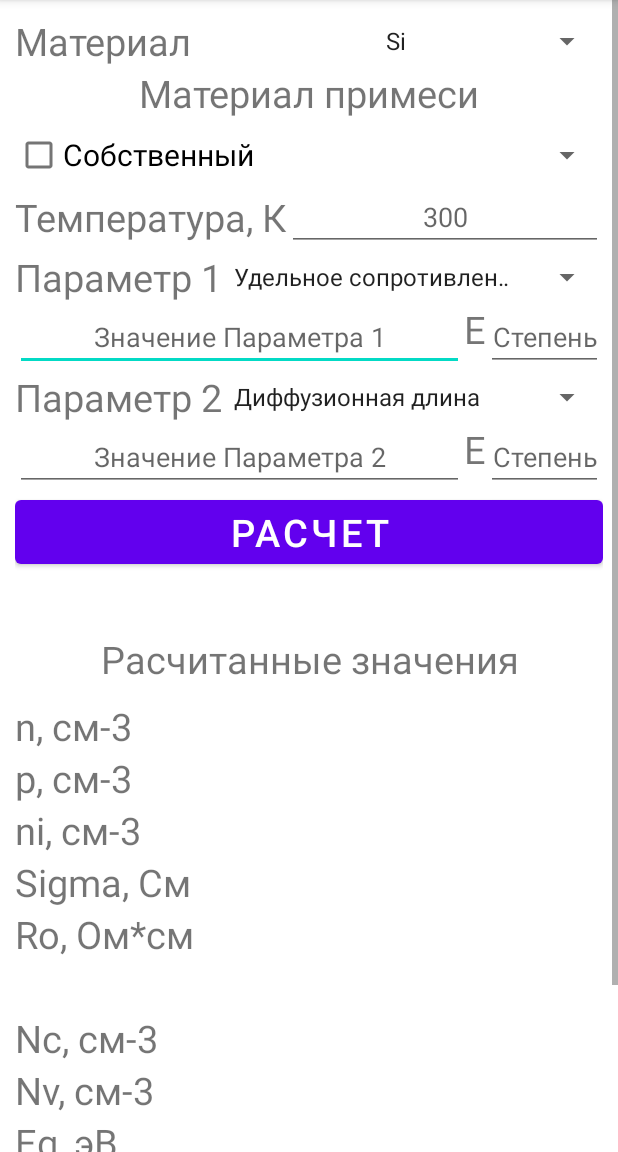
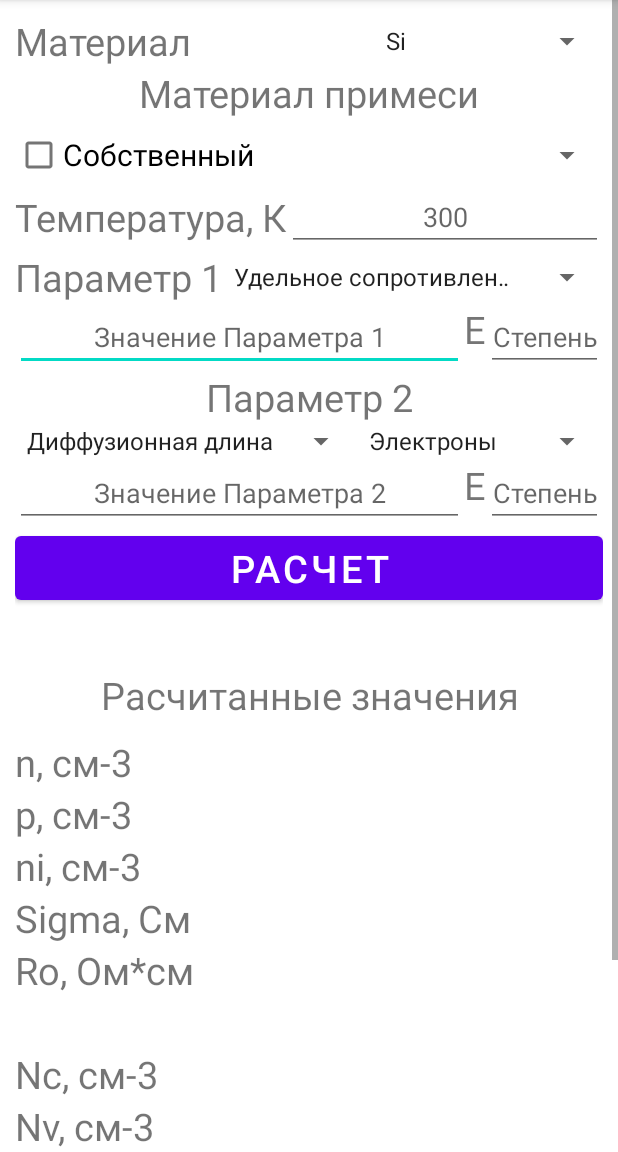
Before and after one commit to GetsSama/SemiParams, an Android app: the Semi_act screen opened directly, with no data from a screen before it, on a phone screen of 412 x 824 dp, the part 84-1236 px from its top. Run offline under Robolectric (Android 15) with nearby library versions, the phone set to English and light mode, and no system bars; 1 statement that could not run was skipped.

Commit message:
First part complete

```diff
--- a/app/src/main/java/com/example/semiparams/Semi_act.java
+++ b/app/src/main/java/com/example/semiparams/Semi_act.java
@@ -26,10 +26,11 @@ public class Semi_act extends AppCompatActivity
     String GetType, LastChoise, Doping;
     String[] Param1 = {"Удельное сопротивление", "Проводимость", "Концентрация примеси"};
     String[] Param2 = {"Диффузионная длина", "Время жизни"};
+    String[] carType = {"Электроны", "Дырки"};
     MaterialParams MaterialParams;
     TextView dopant;
 
-    String SpinnerChoiseThree, SpinnerChoiseFoure;
+    String SpinnerChoiseThree, SpinnerChoiseFoure, SpinnerChoiseFive;
     double Temp, ParametrOne, ParametrTwo, PowerOne, PowerTwo, Nc, Nv, ni, Conc;
     boolean flag;
     String intr = "Собственный";
@@ -133,10 +134,14 @@ public class Semi_act extends AppCompatActivity
 
             @Override
             public void onTextChanged(CharSequence s, int start, int before, int count) {
-                if (s.length()!=0)
+                try
+                {
                     PowerOne = Double.parseDouble(s.toString());
-                else
+                }
+                catch (NullPointerException|NumberFormatException e)
+                {
                     PowerOne = 0;
+                }
             }
 
             @Override
@@ -152,10 +157,14 @@ public class Semi_act extends AppCompatActivity
 
             @Override
             public void onTextChanged(CharSequence s, int start, int before, int count) {
-                if (s.length()!=0)
+                try
+                {
                     PowerTwo = Double.parseDouble(s.toString());
-                else
+                }
+                catch (NullPointerException|NumberFormatException e)
+                {
                     PowerTwo = 0;
+                }
             }
 
             @Override
@@ -164,23 +173,27 @@ public class Semi_act extends AppCompatActivity
             }
         });
 
-        //Создаю 4 спиннера
+        //Создаю спиннеры
         Spinner mater = (Spinner) findViewById(R.id.mater);
         Spinner TypeOfCond = (Spinner) findViewById(R.id.conduction);
         Spinner ParamOne = (Spinner) findViewById(R.id.param1);
         Spinner ParamTwo = (Spinner) findViewById(R.id.param2);
+        Spinner CarrierType = (Spinner)findViewById(R.id.carrierType);
         //Добаляю адаптеры для спиннеров
         ArrayAdapter<String> adapter_material = new ArrayAdapter<String>(this, android.R.layout.simple_spinner_item, material);
         ArrayAdapter<String> adapter_param1 = new ArrayAdapter<String>(this, android.R.layout.simple_spinner_item, Param1);
         ArrayAdapter<String> adapter_param2 = new ArrayAdapter<String>(this, android.R.layout.simple_spinner_item, Param2);
+        ArrayAdapter<String> adapter_carier = new ArrayAdapter<String>(this, android.R.layout.simple_spinner_item, carType);
         //Настраиваю адаптеры
         adapter_material.setDropDownViewResource(android.R.layout.simple_spinner_dropdown_item);
         adapter_param1.setDropDownViewResource(android.R.layout.simple_spinner_dropdown_item);
         adapter_param2.setDropDownViewResource(android.R.layout.simple_spinner_dropdown_item);
+        adapter_carier.setDropDownViewResource(android.R.layout.simple_spinner_dropdown_item);
         //Адаптирую спиннеры
         mater.setAdapter(adapter_material);
         ParamOne.setAdapter(adapter_param1);
         ParamTwo.setAdapter(adapter_param2);
+        CarrierType.setAdapter(adapter_carier);
         //Спиннер для примесей, динамически изменяется
         ArrayAdapter<String> adapter_type = new ArrayAdapter<String>(this, android.R.layout.simple_spinner_item, Type);
         adapter_type.setDropDownViewResource(android.R.layout.simple_spinner_dropdown_item);
@@ -199,9 +212,10 @@ public class Semi_act extends AppCompatActivity
                         Type.clear();
                         Type.addAll(MaterialParams.getDopings());
                         adapter_type.notifyDataSetChanged();
-                        break;
+                    break;
+
                     case R.id.param1:
-                        switch ((String) adapterView.getItemAtPosition(position))
+                        switch (ItemText)
                         {
                             case "Удельное сопротивление":
                                 SpinnerChoiseThree = "Resist";
@@ -215,9 +229,10 @@ public class Semi_act extends AppCompatActivity
                             default:
                                 SpinnerChoiseThree = "Resist";
                         };
-                        break;
+                    break;
+
                     case R.id.param2:
-                        switch ((String) adapterView.getItemAtPosition(position))
+                        switch (ItemText)
                         {
                             case "Диффузионная длина":
                                 SpinnerChoiseFoure = "Lenght";
@@ -232,7 +247,19 @@ public class Semi_act extends AppCompatActivity
                             dinamic.setText("Tau, с");
                         else
                             dinamic.setText("L, см");
-                        break;
+                    break;
+
+                    case R.id.carrierType:
+                        switch (ItemText)
+                        {
+                            case "Электроны":
+                                SpinnerChoiseFive = "Electrons";
+                            break;
+                            case "Дырки":
+                                SpinnerChoiseFive = "Holes";
+                            break;
+                        }
+                    break;
                 };
             }
 
@@ -277,6 +304,7 @@ public class Semi_act extends AppCompatActivity
         TypeOfCond.setOnItemSelectedListener(DopingListener);
         ParamOne.setOnItemSelectedListener(SpinnerListener);
         ParamTwo.setOnItemSelectedListener(SpinnerListener);
+        CarrierType.setOnItemSelectedListener(SpinnerListener);
 
         //Слушатель нажания на кнопку
         View.OnClickListener Solver = new View.OnClickListener()
@@ -298,10 +326,11 @@ public class Semi_act extends AppCompatActivity
                 Dn.setText(formatOut(MaterialParams.Dn(Temp)));
                 Dp.setText(formatOut(MaterialParams.Dp(Temp)));
 
-                //flag = GetType.equals("Собственный");
+
                 if (GetType!=intr)
                 {
-                    switch (SpinnerChoiseThree) {
+                    switch (SpinnerChoiseThree)
+                    {
                         case "Resist":
                             resistiv_val.setText(formatOut(ParamOneVal));
                             conductivity_val.setText(formatOut(Math.pow(ParamOneVal,-1)));
@@ -339,12 +368,12 @@ public class Semi_act extends AppCompatActivity
                     }
                     if (GetType.equals("N_Type"))
                     {
-                        N = Math.sqrt(Nc*Conc/2)*Math.exp(-MaterialParams.EnergyOfDopant(Doping)/(2*Bolcman*Temp));
+                        N = carriersConc(Nc);
                         P = Math.pow(ni,2)/N;
                     }
                     else
                     {
-                        P = Math.sqrt(Nv*Conc/2)*Math.exp(-MaterialParams.EnergyOfDopant(Doping)/(2*Bolcman*Temp));
+                        P = carriersConc(Nv);
                         N = Math.pow(ni,2)/P;
                     }
                     electron_val.setText(formatOut(N));
@@ -355,9 +384,38 @@ public class Semi_act extends AppCompatActivity
                     doping_val.setText(formatOut(ni));
                     electron_val.setText(formatOut(ni));
                     hole_val.setText(formatOut(ni));
+                    conductivity_val.setText(formatOut(electronCharge*ni*(MaterialParams.holeMobility()+MaterialParams.electronMobility())));
+                    resistiv_val.setText(formatOut(1/(electronCharge*ni*(MaterialParams.electronMobility()+MaterialParams.holeMobility()))));
                 }
 
+                switch (SpinnerChoiseFive)
+                {
+                    case "Electrons":
+                        switch (SpinnerChoiseFoure)
+                        {
+                            case "Lenght":
+                                Dinamic_val.setText(formatOut(Math.pow(ParamTwoVal,2)/MaterialParams.Dn(Temp)));
+                            break;
 
+                            case "Time":
+                                Dinamic_val.setText(formatOut(Math.sqrt(MaterialParams.Dn(Temp)*ParamTwoVal)));
+                            break;
+                        }
+                    break;
+
+                    case "Holes":
+                        switch (SpinnerChoiseFoure)
+                        {
+                            case"Lenght":
+                                Dinamic_val.setText(formatOut(Math.pow(ParamTwoVal,2)/MaterialParams.Dp(Temp)));
+                                break;
+
+                            case "Time":
+                                Dinamic_val.setText(formatOut(Math.sqrt(MaterialParams.Dp(Temp)*ParamTwoVal)));
+                                break;
+                        }
+                    break;
+                }
             }
         };
         Solve.setOnClickListener(Solver);
@@ -384,21 +442,21 @@ public class Semi_act extends AppCompatActivity
     //Форматный вывод
     public String formatOut(double val)
     {
-        if ((val<-100)|(val>100))
+        if ((val<1e-3)|(val>100))
             return String.format("%.3e",val);
         else
             return String.format("%.3f",val);
     }
     //Расчет концентрации основных носителей
-    public double CarriersConc (double densityConc, double dopingConc, String doping, double ni)
+    public double carriersConc (double densityConc)
     {
         double N0;
-        N0 = Math.sqrt(densityConc*dopingConc/2)*Math.exp(-MaterialParams.EnergyOfDopant(doping)/(2*Bolcman*Temp));
+        N0 = Math.sqrt(densityConc*Conc/2)*Math.exp(-MaterialParams.EnergyOfDopant(Doping)/(2*Bolcman*Temp));
 
-        if (N0<dopingConc)
+        if (N0<Conc)
             return N0;
-        else if ((N0>dopingConc)&&(dopingConc>ni))
-            return dopingConc;
+        else if ((N0>Conc)&&(Conc>ni))
+            return Conc;
         else
             return ni;
     }
--- a/app/src/main/res/layout/activity_semi.xml
+++ b/app/src/main/res/layout/activity_semi.xml
@@ -133,32 +133,39 @@
             android:layout_alignParentRight="true"
             android:gravity="center"
             android:hint="Степень"
-            android:inputType="numberDecimal"/>
+            android:inputType="numberSigned" />
 
         <TextView
             android:id="@+id/paramTwo"
+            android:layout_width="match_parent"
             android:layout_height="wrap_content"
-            android:layout_width="wrap_content"
+            android:layout_below="@+id/text1"
+            android:layout_alignParentLeft="true"
             android:text="Параметр 2"
-            android:textSize="25dp"
-            android:layout_alignParentLeft="true"
-            android:layout_below="@+id/text1"/>
+            android:gravity="center"
+            android:textSize="25dp" />
 
         <Spinner
             android:id="@+id/param2"
             android:layout_width="wrap_content"
-            android:layout_height="fill_parent"
-            android:layout_above="@+id/text2"
-            android:layout_below="@+id/text1"
-            android:layout_alignParentRight="true"
+            android:layout_height="wrap_content"
+            android:layout_below="@+id/paramTwo"
+            android:layout_alignParentLeft="true"
             android:layout_toRightOf="@+id/paramTwo" />
 
+        <Spinner
+            android:id="@+id/carrierType"
+            android:layout_width="wrap_content"
+            android:layout_height="wrap_content"
+            android:layout_below="@+id/paramTwo"
+            android:layout_alignParentRight="true"
+            android:layout_toRightOf="@+id/param2" />
 
         <EditText
             android:id="@+id/text2"
-            android:layout_width= "match_parent"
+            android:layout_width="match_parent"
             android:layout_height="wrap_content"
-            android:layout_below="@+id/paramTwo"
+            android:layout_below="@+id/param2"
             android:layout_alignParentLeft="true"
             android:layout_toLeftOf="@+id/E2"
             android:gravity="center"
@@ -172,18 +179,18 @@
             android:text="E"
             android:textSize="25dp"
             android:layout_toLeftOf="@+id/power2"
-            android:layout_below="@+id/paramTwo"
+            android:layout_below="@+id/param2"
             android:layout_above="@+id/Solve"/>
 
         <EditText
             android:id="@+id/power2"
             android:layout_width="wrap_content"
             android:layout_height="wrap_content"
+            android:layout_below="@+id/param2"
             android:layout_alignParentRight="true"
-            android:layout_below="@+id/paramTwo"
             android:gravity="center"
             android:hint="Степень"
-            android:inputType="numberDecimal"/>
+            android:inputType="numberSigned" />
 
         <Button
             android:id="@+id/Solve"
@@ -218,15 +225,15 @@
             android:layout_marginTop="10dp" />
 
         <TextView
+            android:id="@+id/electron_val"
             android:layout_width="match_parent"
             android:layout_height="wrap_content"
-            android:id="@+id/electron_val"
-            android:textSize="25dp"
             android:layout_below="@+id/head"
             android:layout_alignParentRight="true"
-            android:layout_toRightOf="@+id/electron"
+            android:layout_marginTop="10dp"
+            android:layout_alignLeft="@+id/resistiv_val"
             android:gravity="center"
-            android:layout_marginTop="10dp"/>
+            android:textSize="25dp" />
 
         <TextView
             android:layout_width="wrap_content"
@@ -238,14 +245,14 @@
             android:layout_alignParentLeft="true"/>
 
         <TextView
+            android:id="@+id/hole_val"
             android:layout_width="match_parent"
             android:layout_height="wrap_content"
-            android:id="@+id/hole_val"
-            android:textSize="25dp"
-            android:layout_toRightOf="@+id/hole"
+            android:layout_below="@+id/electron"
             android:layout_alignParentRight="true"
-            android:layout_below="@+id/electron"
-            android:gravity="center"/>
+            android:layout_alignLeft="@+id/resistiv_val"
+            android:gravity="center"
+            android:textSize="25dp" />
 
         <TextView
             android:layout_width="wrap_content"
@@ -257,14 +264,14 @@
             android:layout_alignParentLeft="true"/>
 
         <TextView
+            android:id="@+id/intrinsic_val"
             android:layout_width="match_parent"
             android:layout_height="wrap_content"
-            android:id="@+id/intrinsic_val"
-            android:textSize="25dp"
             android:layout_below="@+id/hole"
-            android:layout_toRightOf="@+id/intrinsic"
             android:layout_alignParentRight="true"
-            android:gravity="center"/>
+            android:layout_alignLeft="@+id/resistiv_val"
+            android:gravity="center"
+            android:textSize="25dp" />
 
         <TextView
             android:layout_width="wrap_content"
@@ -276,14 +283,14 @@
             android:layout_alignParentLeft="true"/>
 
         <TextView
+            android:id="@+id/conductivity_val"
             android:layout_width="match_parent"
             android:layout_height="wrap_content"
-            android:id="@+id/conductivity_val"
-            android:textSize="25dp"
             android:layout_below="@id/intrinsic"
-            android:layout_toRightOf="@id/conductivity"
             android:layout_alignParentRight="true"
-            android:gravity="center"/>
+            android:layout_alignLeft="@+id/resistiv_val"
+            android:gravity="center"
+            android:textSize="25dp" />
 
         <TextView
             android:id="@+id/resistiv"
@@ -295,14 +302,14 @@
             android:textSize="25dp" />
 
         <TextView
+            android:id="@+id/resistiv_val"
             android:layout_width="match_parent"
             android:layout_height="wrap_content"
-            android:id="@+id/resistiv_val"
-            android:textSize="25dp"
             android:layout_below="@+id/conductivity"
+            android:layout_alignParentRight="true"
             android:layout_toRightOf="@id/resistiv"
-            android:layout_alignParentRight="true"
-            android:gravity="center"/>
+            android:gravity="center"
+            android:textSize="25dp" />
 
         <TextView
             android:layout_width="wrap_content"
@@ -318,7 +325,7 @@
             android:layout_height="wrap_content"
             android:layout_below="@+id/resistiv"
             android:layout_alignParentRight="true"
-            android:layout_toRightOf="@+id/doping"
+            android:layout_alignLeft="@+id/resistiv_val"
             android:gravity="center"
             android:textSize="25dp" />
 
@@ -337,7 +344,7 @@
             android:layout_height="wrap_content"
             android:layout_below="@+id/doping"
             android:layout_alignParentRight="true"
-            android:layout_toRightOf="@+id/Nc"
+            android:layout_alignLeft="@+id/resistiv_val"
             android:gravity="center"
             android:textSize="25dp" />
 
@@ -356,7 +363,7 @@
             android:layout_height="wrap_content"
             android:layout_below="@+id/Nc"
             android:layout_alignParentRight="true"
-            android:layout_toRightOf="@+id/Nv"
+            android:layout_alignLeft="@+id/resistiv_val"
             android:gravity="center"
             android:textSize="25dp" />
 
@@ -370,14 +377,14 @@
             android:layout_alignParentLeft="true"/>
 
         <TextView
+            android:id="@+id/Eg_val"
             android:layout_width="match_parent"
             android:layout_height="wrap_content"
-            android:id="@+id/Eg_val"
-            android:textSize="25dp"
             android:layout_below="@+id/Nv"
-            android:layout_toRightOf="@+id/Eg"
+            android:layout_alignLeft="@+id/resistiv_val"
             android:layout_alignParentRight="true"
-            android:gravity="center"/>
+            android:gravity="center"
+            android:textSize="25dp" />
 
         <TextView
             android:layout_width="wrap_content"
@@ -392,8 +399,8 @@
             android:layout_width="match_parent"
             android:layout_height="wrap_content"
             android:layout_below="@+id/Eg"
+            android:layout_alignLeft="@+id/resistiv_val"
             android:layout_alignParentRight="true"
-            android:layout_toRightOf="@+id/Dinamic"
             android:gravity="center"
             android:textSize="25dp" />
 
@@ -412,10 +419,9 @@
             android:layout_height="wrap_content"
             android:layout_below="@+id/Dinamic"
             android:layout_alignParentRight="true"
-
-            android:layout_toRightOf="@+id/coefDiffN"
+            android:layout_alignLeft="@+id/resistiv_val"
             android:gravity="center"
-            android:textSize="25dp"/>
+            android:textSize="25dp" />
 
         <TextView
             android:id="@+id/coefDiffP"
@@ -434,7 +440,7 @@
             android:layout_below="@+id/coefDiffN"
             android:layout_alignParentRight="true"
             android:layout_marginBottom="15dp"
-            android:layout_toRightOf="@+id/coefDiffN"
+            android:layout_alignLeft="@+id/resistiv_val"
             android:gravity="center"
             android:textSize="25dp" />
 
```
